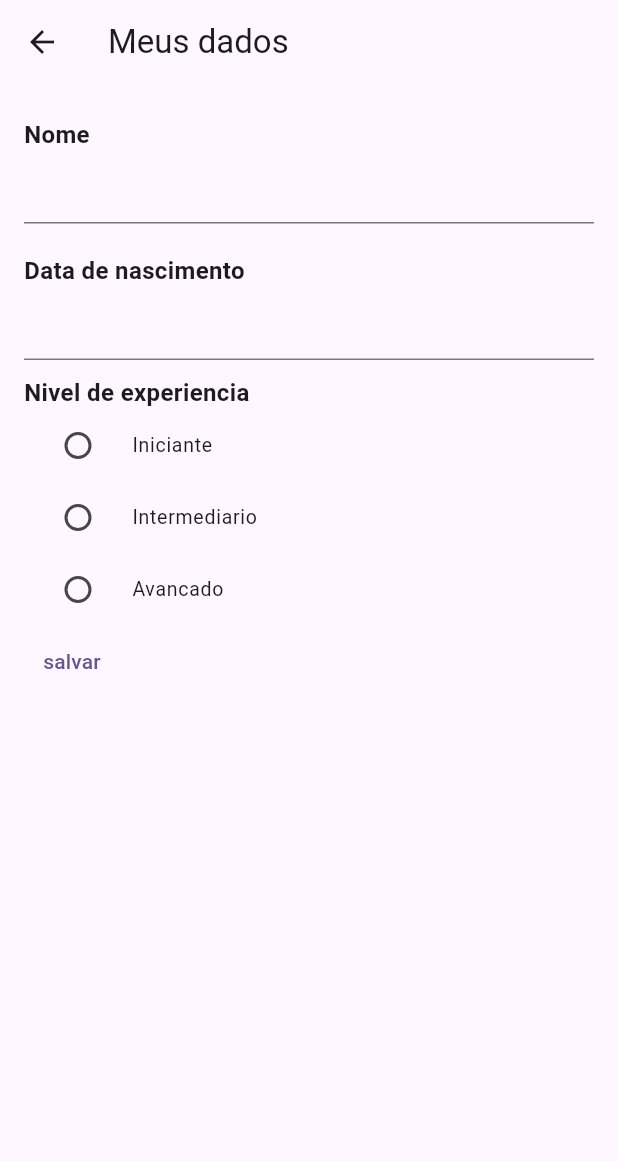
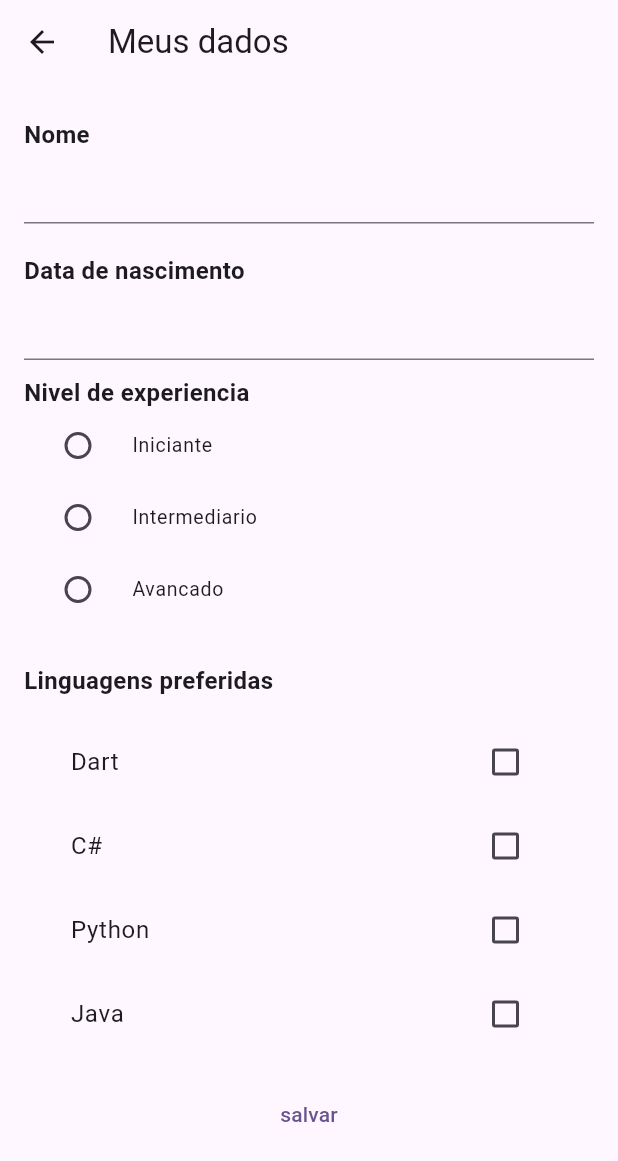
Before and after one commit to LuaDlc/login_app, a Flutter app: the DadosCadastrais screen opened directly, on a phone screen of 412 x 824 dp. Shown: the top 1161 px of the screen. Run offline on Flutter 3.47's test engine with Material 2 defaults, Android fonts, the phone set to English and light mode, and no system bars; network calls fail.

```diff
--- a/lib/pages/dados_cadastrais.dart
+++ b/lib/pages/dados_cadastrais.dart
@@ -1,5 +1,6 @@
 // ignore_for_file: public_member_api_docs, sort_constructors_first
 import 'package:flutter/material.dart';
+import 'package:login_app/repository/linguagens_repository.dart';
 import 'package:login_app/shared/widgets/text_label.dart';
 
 import '../repository/nivel_repository.dart';
@@ -19,14 +20,18 @@ class _DadosCadastraisState extends State<DadosCadastrais> {
 
   DateTime? dataNascimento;
   var nivelRepository = NivelRepository();
+  var linguagensRepository = LinguagensRepository();
   var niveis = [];
+  var linguagens = [];
   var nivelSelecionado = "";
+  var linguagensSelecionadas = [];
 
   @override
   void initState() {
     niveis = nivelRepository
         .retornaNiveis; //simula ainstancia de um banco de dados externo
     //em que niveis recebe os niveis do nivelRepository
+    linguagens = linguagensRepository.retornaLinguages();
     super.initState();
   }
 
@@ -38,8 +43,7 @@ class _DadosCadastraisState extends State<DadosCadastrais> {
       ),
       body: Padding(
         padding: const EdgeInsets.symmetric(vertical: 12, horizontal: 16),
-        child: Column(
-          crossAxisAlignment: CrossAxisAlignment.start,
+        child: ListView(
           children: [
             const TextLabel(texto: "Nome"),
             TextField(
@@ -91,6 +95,36 @@ class _DadosCadastraisState extends State<DadosCadastrais> {
                           }))
                       .toList(),
             ),
+            SizedBox(
+              height: 15,
+            ),
+            const TextLabel(texto: "Linguagens preferidas"),
+            Padding(
+              padding: const EdgeInsets.all(15),
+              child: Column(
+                  mainAxisAlignment: MainAxisAlignment.start,
+                  crossAxisAlignment: CrossAxisAlignment.start,
+                  children: linguagens
+                      .map(
+                        (linguagem) => CheckboxListTile(
+                            title: Text(linguagem),
+                            value: linguagensSelecionadas.contains(linguagem),
+                            onChanged: (bool? value) {
+                              if (value!) {
+                                setState(() {
+                                  linguagensSelecionadas.add(
+                                      linguagem); //adiciona a liguagem selecionada a lista
+                                });
+                              } else {
+                                setState(() {
+                                  linguagensSelecionadas.remove(
+                                      linguagem); //remov a linguagem desmaracda da listya
+                                });
+                              }
+                            }),
+                      )
+                      .toList()),
+            ),
             TextButton(
                 onPressed: () {
                   print(nomeController.text);
--- /dev/null
+++ b/lib/repository/linguagens_repository.dart
@@ -0,0 +1,5 @@
+class LinguagensRepository {
+  List<String> retornaLinguages() {
+    return ["Dart", "C#", "Python", "Java"];
+  }
+}
```
